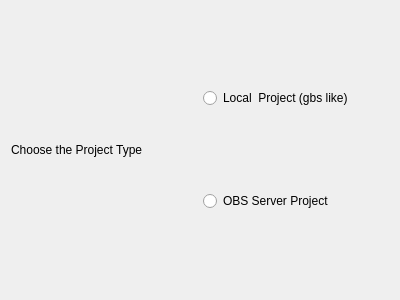
The window that obslight/ObsLightGui/ui/wizard_chooseLocalGbsOrOBSProject.ui (ronan22/obs-light) describes before a commit, drawn with Qt 5.
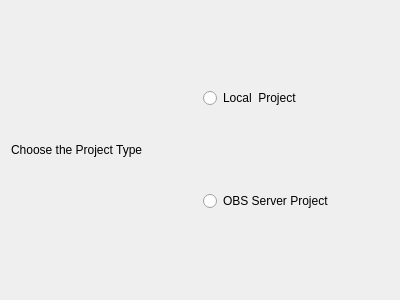
The same window after the commit.

The edit to the form file:
```diff
--- a/obslight/ObsLightGui/ui/wizard_chooseLocalGbsOrOBSProject.ui
+++ b/obslight/ObsLightGui/ui/wizard_chooseLocalGbsOrOBSProject.ui
@@ -19,11 +19,17 @@
   <property name="windowTitle">
    <string>WizardPage</string>
   </property>
+  <property name="title">
+   <string>Choose project type.</string>
+  </property>
+  <property name="subTitle">
+   <string>choose between OBS project or local project  (gbs like).</string>
+  </property>
   <layout class="QGridLayout" name="gridLayout">
    <item row="0" column="1">
     <widget class="QRadioButton" name="LocalProjectRadioButton">
      <property name="text">
-      <string>Local  Project (gbs like)</string>
+      <string>Local  Project</string>
      </property>
     </widget>
    </item>
```
